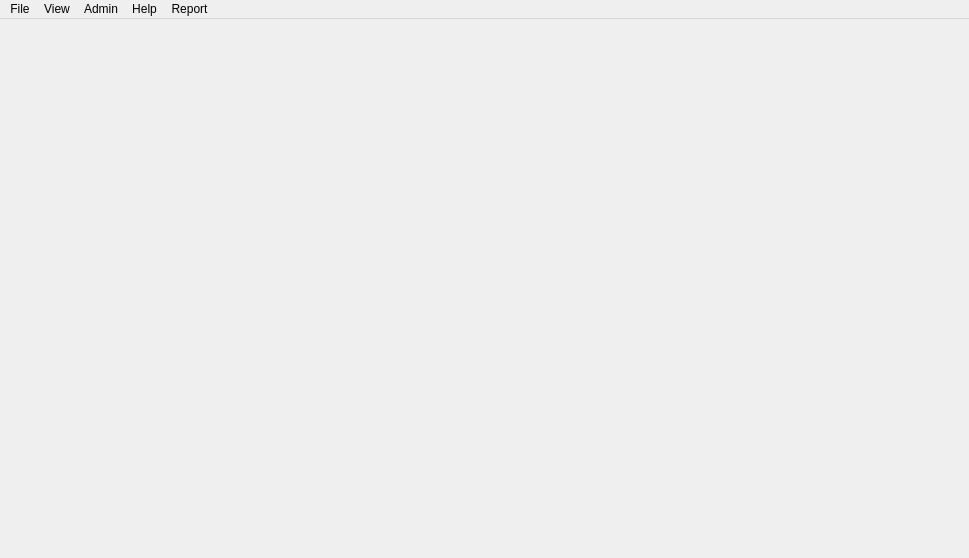
Above: mapwindow.ui from Jb00/12-47 before the change. Below: the same form after it.
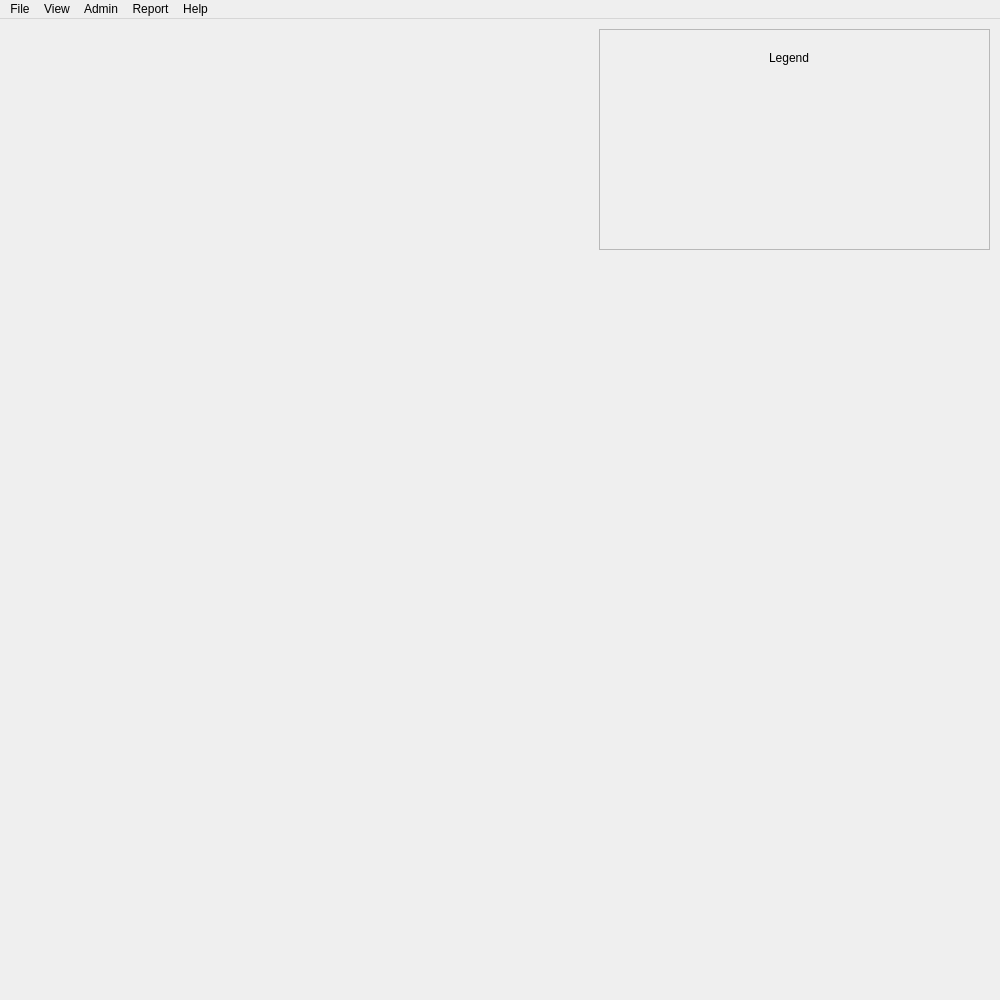
That is the form after the change.

Patch:
```diff
--- a/mapwindow.ui
+++ b/mapwindow.ui
@@ -6,26 +6,42 @@
    <rect>
     <x>0</x>
     <y>0</y>
-    <width>969</width>
-    <height>558</height>
+    <width>1000</width>
+    <height>1000</height>
    </rect>
   </property>
   <property name="windowTitle">
    <string>MapWindow</string>
   </property>
   <widget class="QWidget" name="centralWidget">
-   <widget class="QLabel" name="mapImg">
+   <widget class="QFrame" name="frame">
     <property name="geometry">
      <rect>
-      <x>0</x>
-      <y>0</y>
-      <width>971</width>
-      <height>531</height>
+      <x>599</x>
+      <y>10</y>
+      <width>391</width>
+      <height>221</height>
      </rect>
     </property>
-    <property name="text">
-     <string/>
+    <property name="frameShape">
+     <enum>QFrame::StyledPanel</enum>
     </property>
+    <property name="frameShadow">
+     <enum>QFrame::Raised</enum>
+    </property>
+    <widget class="QLabel" name="label">
+     <property name="geometry">
+      <rect>
+       <x>170</x>
+       <y>20</y>
+       <width>51</width>
+       <height>17</height>
+      </rect>
+     </property>
+     <property name="text">
+      <string>Legend</string>
+     </property>
+    </widget>
    </widget>
   </widget>
   <widget class="QMenuBar" name="menuBar">
@@ -33,8 +49,8 @@
     <rect>
      <x>0</x>
      <y>0</y>
-     <width>969</width>
-     <height>25</height>
+     <width>1000</width>
+     <height>23</height>
     </rect>
    </property>
    <widget class="QMenu" name="menuFile">
@@ -111,8 +127,8 @@
    <addaction name="menuFile"/>
    <addaction name="menuView"/>
    <addaction name="menuAdmin"/>
-   <addaction name="menuHelp"/>
    <addaction name="menuReport"/>
+   <addaction name="menuHelp"/>
   </widget>
   <action name="actionAbout">
    <property name="text">
```
Left out of the diff: 26 changed lines with no effect on the pictures.
